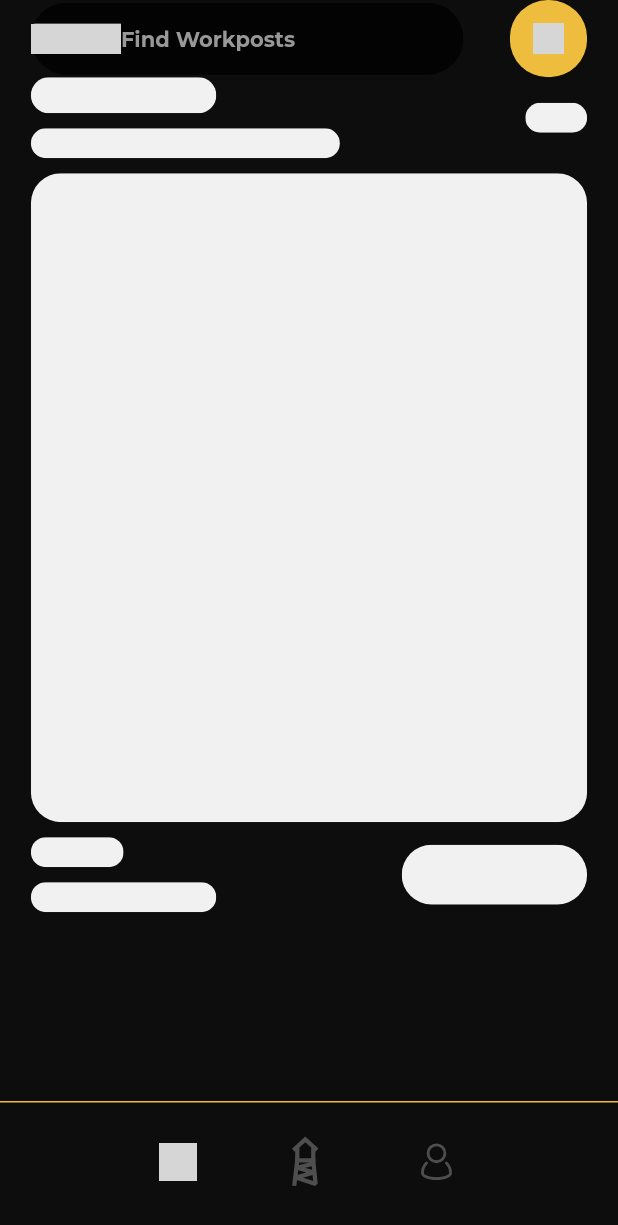
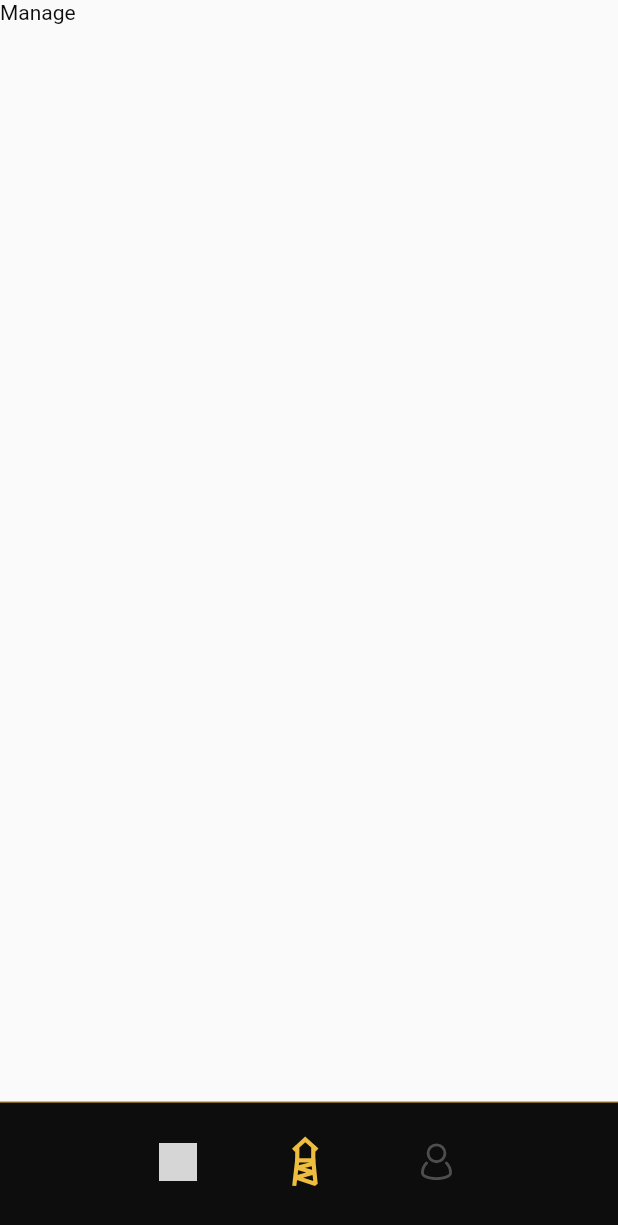
Before and after one commit to workposts/mobile, a Flutter app: the screen it shows after launch, after a tap on an icon or button, on a phone screen of 412 x 824 dp. Shown: the top 1225 px of the screen. Run offline on Flutter 3.47's test engine with Material 2 defaults, Android fonts, the light colour scheme and no system bars; our stand-ins replace equatable, flutter_bloc, flutter_svg; grey boxes are pictures that could not be loaded.

Commit message:
Feat: Explore + App Bloc / Navigation

```diff
--- /dev/null
+++ b/lib/bloc/app_bloc.dart
@@ -0,0 +1,75 @@
+import 'package:flutter/material.dart';
+import 'package:flutter_bloc/flutter_bloc.dart';
+import 'package:workposts_mobile/bloc/app_event.dart';
+import 'package:workposts_mobile/bloc/app_state.dart';
+import 'package:workposts_mobile/models/page_type.dart';
+import 'package:workposts_mobile/widgets/pages/explore/bloc/explore_bloc.dart';
+import 'package:workposts_mobile/widgets/pages/explore/explore_page_widget.dart';
+import 'package:workposts_mobile/widgets/pages/manage/manage_page_widget.dart';
+import 'package:workposts_mobile/widgets/pages/profile/profile_page_widget.dart';
+
+import '../models/workpost_query.dart';
+import '../widgets/pages/explore/bloc/explore_event.dart';
+
+class AppBloc extends Bloc<AppEvent, AppState> {
+  AppBloc() : super(AppInitial()) {
+    on<InitializePagesEvent>((event, emit) async {
+      if (state is AppInitial) {
+        emit(AppWorker(
+            currentPage: PageType.explore, pages: _buildInitialPages()));
+      }
+    });
+    on<ChangePageEvent>((event, emit) async {
+      if (state is AppWorker) {
+        AppWorker worker = state as AppWorker;
+        emit(AppWorker(currentPage: event.newPage, pages: worker.pages));
+      }
+    });
+    on<AddPageEvent>((event, emit) {
+      if (state is AppWorker) {
+        AppWorker worker = state as AppWorker;
+        Map<PageType, List<Page>> pages = worker.pages;
+        pages[worker.currentPage]?.add(event.addedPage);
+        emit(AppWorker(currentPage: worker.currentPage, pages: pages));
+      }
+    });
+    on<RemovePageEvent>((event, emit) {
+      if (state is AppWorker) {
+        AppWorker worker = state as AppWorker;
+        Map<PageType, List<Page>> pages = worker.pages;
+        pages[worker.currentPage]?.removeLast();
+        emit(AppWorker(currentPage: worker.currentPage, pages: pages));
+      }
+    });
+  }
+
+  Map<PageType, List<Page>> _buildInitialPages() {
+    Map<PageType, List<Page>> pages = {};
+    Widget exploreWidget = BlocProvider(
+      create: (context) => ExploreBloc()
+        ..add(QueryExploreEvent(
+            query: WorkpostQuery(
+                search: 'test',
+                amenities: [],
+                openForNextHours: -1,
+                milesAway: 20,
+                minimumPrice: -1,
+                maximumPrice: -1,
+                minimumRating: -1))),
+      child: const ExplorePageWidget(),
+    );
+    Widget manageWidget = const ManagePageWidget();
+    Widget profileWidget = const ProfilePageWidget();
+    pages[PageType.explore] = [_buildPageFromWidget(exploreWidget, PageType.explore)];
+    pages[PageType.manage] = [_buildPageFromWidget(manageWidget, PageType.manage)];
+    pages[PageType.profile] = [_buildPageFromWidget(profileWidget, PageType.profile)];
+    return pages;
+  }
+
+  MaterialPage _buildPageFromWidget(Widget widget, PageType page) {
+    return MaterialPage(
+      child: widget,
+      key: ValueKey('$page')
+    );
+  }
+}
--- /dev/null
+++ b/lib/bloc/app_event.dart
@@ -0,0 +1,36 @@
+import 'package:equatable/equatable.dart';
+import 'package:flutter/material.dart';
+import 'package:workposts_mobile/models/page_type.dart';
+
+abstract class AppEvent extends Equatable {
+  const AppEvent();
+
+  @override
+  List<Object> get props => [];
+}
+
+class InitializePagesEvent extends AppEvent {
+  const InitializePagesEvent();
+  @override
+  List<Object> get props => [];
+}
+
+class AddPageEvent extends AppEvent {
+  final Page addedPage;
+  const AddPageEvent({required this.addedPage});
+  @override
+  List<Object> get props => [addedPage];
+}
+
+class RemovePageEvent extends AppEvent {
+  const RemovePageEvent();
+  @override
+  List<Object> get props => [];
+}
+
+class ChangePageEvent extends AppEvent {
+  final PageType newPage;
+  const ChangePageEvent({required this.newPage});
+  @override
+  List<Object> get props => [newPage];
+}
--- /dev/null
+++ b/lib/bloc/app_state.dart
@@ -0,0 +1,26 @@
+import 'package:equatable/equatable.dart';
+import 'package:flutter/material.dart';
+import 'package:workposts_mobile/models/page_type.dart';
+
+abstract class AppState extends Equatable {
+  const AppState();
+
+  @override
+  List<Object> get props => [];
+}
+
+class AppInitial extends AppState {}
+
+class AppWorker extends AppState {
+  final PageType currentPage;
+  final Map<PageType, List<Page>> pages;
+
+  const AppWorker({required this.currentPage, required this.pages});
+
+  @override
+  List<Object> get props => [currentPage, pages];
+}
+
+class AppHost extends AppState {
+
+}
--- a/lib/configuration.dart
+++ b/lib/configuration.dart
@@ -7,4 +7,5 @@ class Configuration {
   static const Color secondaryDarkColor = Color(0xFF030303);
   static const Color tertiaryDarkColor = Color(0xFF4E4E4E);
   static const Color quaternaryDarkColor = Color(0xFF989898);
+  static const String repository_source = 'local';
 }
--- a/lib/main.dart
+++ b/lib/main.dart
@@ -1,5 +1,8 @@
 import 'package:flutter/material.dart';
-import 'package:workposts_mobile/widgets/pages/explore/explore_page_widget.dart';
+import 'package:flutter_bloc/flutter_bloc.dart';
+import 'package:workposts_mobile/bloc/app_bloc.dart';
+import 'package:workposts_mobile/bloc/app_event.dart';
+import 'package:workposts_mobile/widgets/pages/main_page_widget.dart';
 
 void main() {
   runApp(const WorkpostsApp());
@@ -11,8 +14,12 @@ class WorkpostsApp extends StatelessWidget {
   // This widget is the root of your application.
   @override
   Widget build(BuildContext context) {
-    return const MaterialApp(
-      home: ExplorePageWidget(),
+    return MaterialApp(
+      home: BlocProvider(
+        create: (context) => AppBloc()
+          ..add(const InitializePagesEvent()),
+        child: const MainPageWidget(),
+      ),
     );
   }
 }
--- a/lib/widgets/navigation_bar_widget.dart
+++ b/lib/widgets/navigation_bar_widget.dart
@@ -1,5 +1,9 @@
 import 'package:flutter/material.dart';
+import 'package:flutter_bloc/flutter_bloc.dart';
 import 'package:flutter_svg/svg.dart';
+import 'package:workposts_mobile/bloc/app_bloc.dart';
+import 'package:workposts_mobile/bloc/app_event.dart';
+import 'package:workposts_mobile/bloc/app_state.dart';
 import 'package:workposts_mobile/configuration.dart';
 import 'package:workposts_mobile/models/page_type.dart';
 
@@ -9,6 +13,7 @@ class NavigationBarWidget extends StatelessWidget {
 
   @override
   Widget build(BuildContext context) {
+    return BlocBuilder<AppBloc, AppState>(builder: (context, state) {
       return Container(
         height: 90,
         decoration: const BoxDecoration(
@@ -23,7 +28,50 @@ class NavigationBarWidget extends StatelessWidget {
               children: [
                 Row(
                   mainAxisAlignment: MainAxisAlignment.spaceBetween,
-                children: _getIcons(),
+                  children: [
+                    GestureDetector(
+                      child: SvgPicture.asset(
+                        "images/magnifying-glass.svg",
+                        color: pageType == PageType.explore
+                            ? Configuration.accentColor
+                            : Configuration.tertiaryDarkColor,
+                        height: 25,
+                        width: 25,
+                      ),
+                      onTap: () => {
+                        context.read<AppBloc>().add(
+                            const ChangePageEvent(newPage: PageType.explore))
+                      },
+                    ),
+                    GestureDetector(
+                      child: SvgPicture.asset(
+                        "images/workpost-icon.svg",
+                        color: pageType == PageType.manage
+                            ? Configuration.accentColor
+                            : Configuration.tertiaryDarkColor,
+                        height: 35,
+                        width: 35,
+                      ),
+                      onTap: () => {
+                        context.read<AppBloc>().add(
+                            const ChangePageEvent(newPage: PageType.manage))
+                      },
+                    ),
+                    GestureDetector(
+                      child: SvgPicture.asset(
+                        "images/account.svg",
+                        color: pageType == PageType.profile
+                            ? Configuration.accentColor
+                            : Configuration.tertiaryDarkColor,
+                        height: 30,
+                        width: 30,
+                      ),
+                      onTap: () => {
+                        context.read<AppBloc>().add(
+                            const ChangePageEvent(newPage: PageType.profile))
+                      },
+                    )
+                  ],
                 ),
                 const SizedBox(
                   height: 10,
@@ -33,47 +81,6 @@ class NavigationBarWidget extends StatelessWidget {
           ),
         ),
       );
-  }
-
-  List<Widget> _getIcons() {
-    List<Widget> icons = [];
-    var exploreIcon = GestureDetector(
-      child: SvgPicture.asset(
-        "images/magnifying-glass.svg",
-        color: pageType == PageType.explore
-            ? Configuration.accentColor
-            : Configuration.tertiaryDarkColor,
-        height: 25,
-        width: 25,
-      ),
-      onTap: () => {},
-    );
-    var manageIcon = GestureDetector(
-      child: SvgPicture.asset(
-        "images/workpost-icon.svg",
-        color: pageType == PageType.manage
-            ? Configuration.accentColor
-            : Configuration.tertiaryDarkColor,
-        height: 35,
-        width: 35,
-      ),
-      onTap: () => {},
-    );
-    var profileIcon = GestureDetector(
-      child: SvgPicture.asset(
-        "images/account.svg",
-        color: pageType == PageType.profile
-            ? Configuration.accentColor
-            : Configuration.tertiaryDarkColor,
-        height: 30,
-        width: 30,
-      ),
-      onTap: () => {},
-    );
-
-    icons.add(exploreIcon);
-    icons.add(manageIcon);
-    icons.add(profileIcon);
-    return icons;
+    });
   }
 }
--- a/lib/widgets/pages/explore/bloc/explore_bloc.dart
+++ b/lib/widgets/pages/explore/bloc/explore_bloc.dart
@@ -1,9 +1,13 @@
 import 'package:flutter_bloc/flutter_bloc.dart';
+import 'package:workposts_mobile/configuration.dart';
+import 'package:workposts_mobile/widgets/pages/explore/bloc/explore_client.dart';
+import 'package:workposts_mobile/widgets/pages/explore/bloc/explore_repository.dart';
 import 'package:workposts_mobile/widgets/pages/explore/bloc/explore_state.dart';
 
 import 'explore_event.dart';
 
 class ExploreBloc extends Bloc<ExploreEvent, ExploreState> {
+  final ExploreRepository repository = ExploreRepository(client: ExploreClient.getClientFromValue(Configuration.repository_source));
   ExploreBloc() : super(ExploreInitial()) {
     on<QueryExploreEvent>((event, emit) async {
       emit(const ExploreLoading());
--- /dev/null
+++ b/lib/widgets/pages/explore/bloc/explore_client.dart
@@ -0,0 +1,25 @@
+import '../../../../models/workpost.dart';
+import '../../../../models/workpost_query.dart';
+
+abstract class ExploreClient {
+  Future<List<Workpost>> getWorkposts(WorkpostQuery query);
+  Future<List<Workpost>> getMoreWorkposts(List<Workpost> current, WorkpostQuery query);
+  static ExploreClient getClientFromValue(String value) {
+    return FirebaseExploreClient();
+  }
+}
+
+class FirebaseExploreClient extends ExploreClient {
+  @override
+  Future<List<Workpost>> getWorkposts(WorkpostQuery query) {
+    // TODO: implement getWorkposts
+    throw UnimplementedError();
+  }
+
+  @override
+  Future<List<Workpost>> getMoreWorkposts(List<Workpost> current, WorkpostQuery query) {
+    // TODO: implement getMoreWorkposts
+    throw UnimplementedError();
+  }
+
+}
--- /dev/null
+++ b/lib/widgets/pages/explore/bloc/explore_repository.dart
@@ -0,0 +1,17 @@
+import 'package:workposts_mobile/models/workpost.dart';
+import 'package:workposts_mobile/models/workpost_query.dart';
+import 'package:workposts_mobile/widgets/pages/explore/bloc/explore_client.dart';
+
+class ExploreRepository {
+  final ExploreClient client;
+  ExploreRepository({required this.client});
+
+  Future<List<Workpost>> getWorkposts(WorkpostQuery query) async {
+    return await client.getWorkposts(query);
+  }
+
+  Future<List<Workpost>> getMoreWorkposts(List<Workpost> current, WorkpostQuery query) async {
+    return await client.getMoreWorkposts(current, query);
+  }
+
+}
--- a/lib/widgets/pages/explore/explore_page_widget.dart
+++ b/lib/widgets/pages/explore/explore_page_widget.dart
@@ -1,11 +1,14 @@
 import 'package:flutter/material.dart';
+import 'package:flutter_bloc/flutter_bloc.dart';
 import 'package:workposts_mobile/widgets/navigation_bar_widget.dart';
+import 'package:workposts_mobile/widgets/pages/explore/bloc/explore_bloc.dart';
 import 'package:workposts_mobile/widgets/pages/explore/filter_button_widget.dart';
 import 'package:workposts_mobile/widgets/pages/explore/search_bar_widget.dart';
 import 'package:workposts_mobile/widgets/pages/explore/workpost_preview_loading_widget.dart';
 
 import '../../../configuration.dart';
 import '../../../models/page_type.dart';
+import 'bloc/explore_state.dart';
 
 class ExplorePageWidget extends StatefulWidget {
   const ExplorePageWidget({super.key});
@@ -29,20 +32,22 @@ class _ExplorePageWidgetState extends State<ExplorePageWidget>
   @override
   Widget build(BuildContext context) {
     double navigationWidth = MediaQuery.of(context).size.width;
+    return BlocBuilder<ExploreBloc, ExploreState>(
+      builder: (context, state) {
         return Scaffold(
             body: Container(
                 width: navigationWidth,
                 decoration:
                     const BoxDecoration(color: Configuration.primaryDarkColor),
-            child: SafeArea(
-                child: Column(
-              crossAxisAlignment: CrossAxisAlignment.start,
-              children: [
-                Container(
+                child: SafeArea(child: LayoutBuilder(builder:
+                    (BuildContext context, BoxConstraints constraints) {
+                  return Container(
+                    height: constraints.maxHeight,
                     margin: EdgeInsets.only(
                         left: navigationWidth * 0.05,
                         right: navigationWidth * 0.05),
                     child: Column(
+                      crossAxisAlignment: CrossAxisAlignment.start,
                       children: [
                         Row(
                           mainAxisAlignment: MainAxisAlignment.spaceBetween,
@@ -56,13 +61,37 @@ class _ExplorePageWidgetState extends State<ExplorePageWidget>
                               )
                           ],
                         ),
-                        const WorkpostPreviewLoadingWidget()
-                      ],
+                        const SizedBox(height: 10),
+                        Expanded(
+                            child: RefreshIndicator(
+                          backgroundColor: Configuration.accentColor,
+                          color: Configuration.primaryDarkColor,
+                          onRefresh: () async {
+                            // Replace this delay with the code to be executed during refresh
+                            // and return a Future when code finishes execution.
+                            return Future<void>.delayed(
+                                const Duration(seconds: 3));
+                          },
+                          child: ListView.separated(
+                              padding: const EdgeInsets.symmetric(vertical: 10),
+                              itemBuilder: (context, _) {
+                                return state is ExploreLoading
+                                    ? const WorkpostPreviewLoadingWidget()
+                                    : Container();
+                              },
+                              separatorBuilder: (context, _) {
+                                return const SizedBox(height: 30);
+                              },
+                              itemCount: 2),
                         ))
                       ],
-            ))),
+                    ),
+                  );
+                }))),
             bottomNavigationBar:
                 const NavigationBarWidget(pageType: PageType.explore));
+      },
+    );
   }
 
   void _toggleSearch() {
--- a/lib/widgets/pages/explore/workpost_preview_loading_widget.dart
+++ b/lib/widgets/pages/explore/workpost_preview_loading_widget.dart
@@ -12,6 +12,40 @@ class WorkpostPreviewLoadingWidget extends StatefulWidget {
 class _WorkpostPreviewLoadingWidgetState
     extends State<WorkpostPreviewLoadingWidget>
     with SingleTickerProviderStateMixin {
+  late AnimationController _controller;
+  late Animation<Color?> animation;
+
+  @override
+  void initState() {
+    _controller = AnimationController(
+        duration: const Duration(seconds: 1), vsync: this);
+    animation = ColorTween(
+      begin: Colors.grey,
+      end: Configuration.primaryLightColor,
+    ).animate(_controller);
+
+    _controller.addListener(() {
+      setState(() {});
+    });
+
+    _controller.addStatusListener((status) {
+      if (status == AnimationStatus.completed) {
+        _controller.reverse();
+      } else if (status == AnimationStatus.dismissed) {
+        _controller.forward();
+      }
+    });
+
+    _controller.forward();
+    super.initState();
+  }
+
+  @override
+  void dispose() {
+    _controller.dispose();
+    super.dispose();
+  }
+
   @override
   Widget build(BuildContext context) {
     double width = MediaQuery.of(context).size.width;
@@ -30,31 +64,25 @@ class _WorkpostPreviewLoadingWidgetState
                     child: Container(
                         height: 24,
                         width: width * 0.3,
-                        color: Configuration.primaryLightColor)),
+                        color: animation.value)),
                 const SizedBox(height: 10),
                 ClipRRect(
                     borderRadius: BorderRadius.circular(10),
                     child: Container(
-                        height: 20,
-                        width: width * 0.5,
-                        color: Configuration.primaryLightColor))
+                        height: 20, width: width * 0.5, color: animation.value))
               ],
             ),
             ClipRRect(
                 borderRadius: BorderRadius.circular(10),
                 child: Container(
-                    height: 20,
-                    width: width * 0.1,
-                    color: Configuration.primaryLightColor))
+                    height: 20, width: width * 0.1, color: animation.value))
           ],
         ),
         const SizedBox(height: 10),
         ClipRRect(
             borderRadius: BorderRadius.circular(20),
             child: Container(
-                height: width * 1.05,
-                width: width,
-                color: Configuration.primaryLightColor)),
+                height: width * 1.05, width: width, color: animation.value)),
         const SizedBox(height: 10),
         Row(
           mainAxisAlignment: MainAxisAlignment.spaceBetween,
@@ -68,22 +96,18 @@ class _WorkpostPreviewLoadingWidgetState
                     child: Container(
                         height: 20,
                         width: width * 0.15,
-                        color: Configuration.primaryLightColor)),
+                        color: animation.value)),
                 const SizedBox(height: 10),
                 ClipRRect(
                     borderRadius: BorderRadius.circular(10),
                     child: Container(
-                        height: 20,
-                        width: width * 0.3,
-                        color: Configuration.primaryLightColor))
+                        height: 20, width: width * 0.3, color: animation.value))
               ],
             ),
             ClipRRect(
                 borderRadius: BorderRadius.circular(20),
                 child: Container(
-                    height: 40,
-                    width: width * 0.3,
-                    color: Configuration.primaryLightColor))
+                    height: 40, width: width * 0.3, color: animation.value))
           ],
         )
       ],
--- /dev/null
+++ b/lib/widgets/pages/main_page_widget.dart
@@ -0,0 +1,68 @@
+import 'package:flutter/cupertino.dart';
+import 'package:flutter_bloc/flutter_bloc.dart';
+import 'package:workposts_mobile/bloc/app_bloc.dart';
+import 'package:workposts_mobile/bloc/app_event.dart';
+import 'package:workposts_mobile/bloc/app_state.dart';
+import 'package:workposts_mobile/models/page_type.dart';
+
+class MainPageWidget extends StatelessWidget {
+  const MainPageWidget({super.key});
+
+  @override
+  Widget build(BuildContext context) {
+    return BlocBuilder<AppBloc, AppState>(builder: (context, state) {
+      if (state is AppWorker) {
+        return Stack(
+          children: [
+            Offstage(
+              offstage: state.currentPage != PageType.explore,
+              child: Navigator(
+                onPopPage: (route, result) {
+                  if (!route.didPop(result)) {
+                    return false;
+                  }
+                  if (state.pages.length > 1) {
+                    context.read<AppBloc>().add(const RemovePageEvent());
+                  }
+                  return true;
+                },
+                pages: state.pages[PageType.explore]!,
+              ),
+            ),
+            Offstage(
+              offstage: state.currentPage != PageType.manage,
+              child: Navigator(
+                onPopPage: (route, result) {
+                  if (!route.didPop(result)) {
+                    return false;
+                  }
+                  if (state.pages.length > 1) {
+                    context.read<AppBloc>().add(const RemovePageEvent());
+                  }
+                  return true;
+                },
+                pages: state.pages[PageType.manage]!,
+              ),
+            ),
+            Offstage(
+              offstage: state.currentPage != PageType.profile,
+              child: Navigator(
+                onPopPage: (route, result) {
+                  if (!route.didPop(result)) {
+                    return false;
+                  }
+                  if (state.pages.length > 1) {
+                    context.read<AppBloc>().add(const RemovePageEvent());
+                  }
+                  return true;
+                },
+                pages: state.pages[PageType.profile]!,
+              ),
+            ),
+          ],
+        );
+      }
+      return Container();
+    });
+  }
+}
--- /dev/null
+++ b/lib/widgets/pages/manage/manage_page_widget.dart
@@ -0,0 +1,23 @@
+import 'package:flutter/material.dart';
+import 'package:flutter/src/widgets/placeholder.dart';
+import 'package:workposts_mobile/configuration.dart';
+import 'package:workposts_mobile/widgets/navigation_bar_widget.dart';
+
+import '../../../models/page_type.dart';
+
+class ManagePageWidget extends StatefulWidget {
+  const ManagePageWidget({super.key});
+
+  @override
+  State<ManagePageWidget> createState() => _ManagePageWidgetState();
+}
+
+class _ManagePageWidgetState extends State<ManagePageWidget> {
+  @override
+  Widget build(BuildContext context) {
+    return const Scaffold(
+      body: Text('Manage', style: TextStyle(color: Configuration.primaryDarkColor)),
+      bottomNavigationBar: NavigationBarWidget(pageType: PageType.manage)
+    );
+  }
+}
--- /dev/null
+++ b/lib/widgets/pages/profile/profile_page_widget.dart
@@ -0,0 +1,24 @@
+import 'package:flutter/material.dart';
+import 'package:flutter/src/widgets/framework.dart';
+import 'package:flutter/src/widgets/placeholder.dart';
+import 'package:workposts_mobile/widgets/navigation_bar_widget.dart';
+
+import '../../../configuration.dart';
+import '../../../models/page_type.dart';
+
+class ProfilePageWidget extends StatefulWidget {
+  const ProfilePageWidget({super.key});
+
+  @override
+  State<ProfilePageWidget> createState() => _ProfilePageWidgetState();
+}
+
+class _ProfilePageWidgetState extends State<ProfilePageWidget> {
+  @override
+  Widget build(BuildContext context) {
+    return const Scaffold(
+      body: Text('Profile', style: TextStyle(color: Configuration.primaryDarkColor)),
+      bottomNavigationBar: NavigationBarWidget(pageType: PageType.profile)
+    );
+  }
+}
```
Lines whose indentation alone changed are shown as unchanged.
